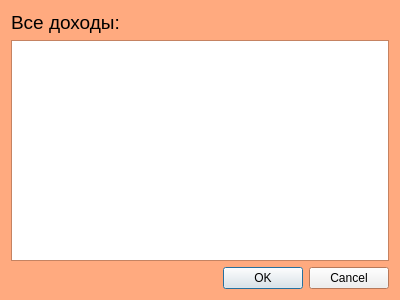
boldoed/QT_YandexProject., file add_popolnenia.ui: the form before one commit.
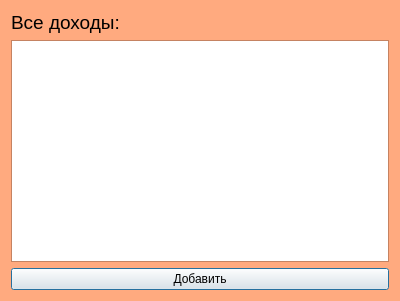
The form after the commit.

The edit to the form file:
```diff
--- a/add_popolnenia.ui
+++ b/add_popolnenia.ui
@@ -7,7 +7,7 @@
     <x>0</x>
     <y>0</y>
     <width>400</width>
-    <height>300</height>
+    <height>301</height>
    </rect>
   </property>
   <property name="palette">
@@ -78,15 +78,8 @@
    <string>Dialog</string>
   </property>
   <layout class="QGridLayout" name="gridLayout">
-   <item row="2" column="0">
-    <widget class="QDialogButtonBox" name="buttonBox">
-     <property name="orientation">
-      <enum>Qt::Horizontal</enum>
-     </property>
-     <property name="standardButtons">
-      <set>QDialogButtonBox::Cancel|QDialogButtonBox::Ok</set>
-     </property>
-    </widget>
+   <item row="1" column="0">
+    <widget class="QTextBrowser" name="dohod_window"/>
    </item>
    <item row="0" column="0">
     <widget class="QLabel" name="vse_popolnenia">
@@ -101,8 +94,12 @@
      </property>
     </widget>
    </item>
-   <item row="1" column="0">
-    <widget class="QTextBrowser" name="popolnenia_window"/>
+   <item row="2" column="0">
+    <widget class="QPushButton" name="addp">
+     <property name="text">
+      <string>Добавить</string>
+     </property>
+    </widget>
    </item>
   </layout>
  </widget>
```
Left out of the diff: 35 changed lines with no effect on the pictures.
